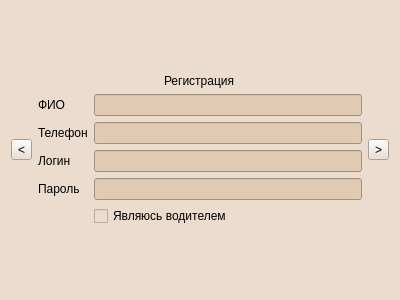
WvLadIck/TripLink, file registrationwindow.ui: the form before one commit.
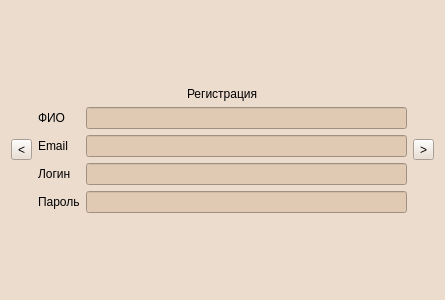
The form after the commit.

Commit message: Changed phone to email

Diff of the .ui file:
```diff
--- a/registrationwindow.ui
+++ b/registrationwindow.ui
@@ -6,7 +6,7 @@
    <rect>
     <x>0</x>
     <y>0</y>
-    <width>400</width>
+    <width>445</width>
     <height>300</height>
    </rect>
   </property>
@@ -61,7 +61,7 @@
          <item row="1" column="0">
           <widget class="QLabel" name="label_phone">
            <property name="text">
-            <string>Телефон</string>
+            <string>Email</string>
            </property>
           </widget>
          </item>
@@ -100,16 +100,6 @@
            </property>
           </widget>
          </item>
-         <item row="4" column="1">
-          <widget class="QCheckBox" name="checkBox_drivers">
-           <property name="styleSheet">
-            <string notr="true">check_Box-color: rgb(224, 202, 180);</string>
-           </property>
-           <property name="text">
-            <string>Являюсь водителем</string>
-           </property>
-          </widget>
-         </item>
         </layout>
        </item>
       </layout>
```
